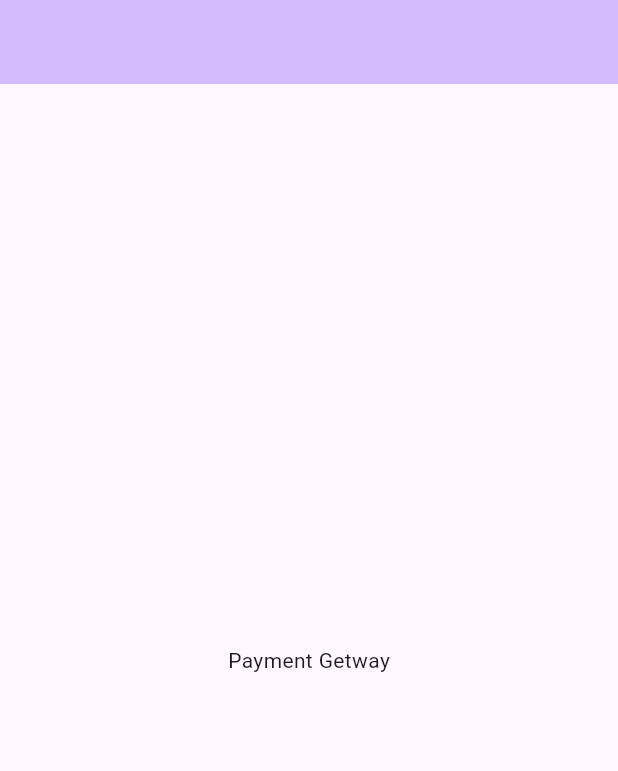
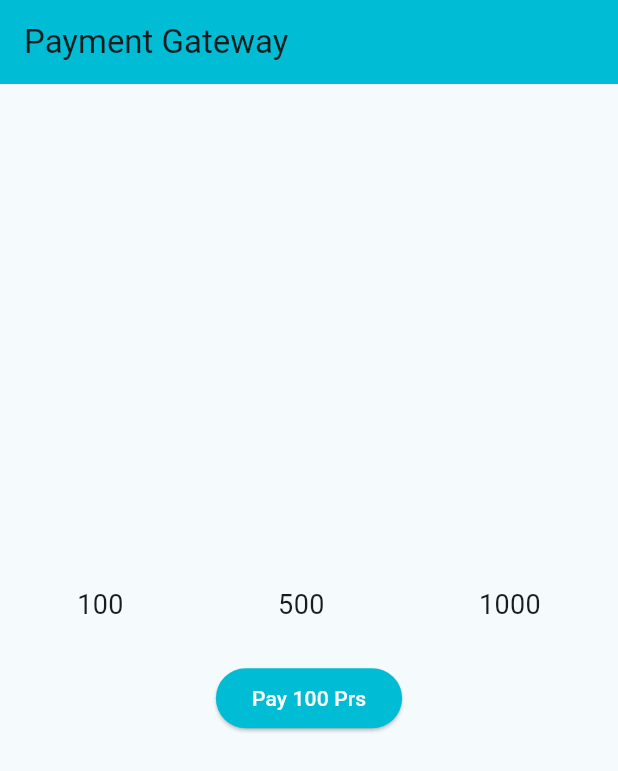
Before and after one commit to aminrazakhan07/Payment-Getway, a Flutter app: the screen it shows after launch, on a phone screen of 412 x 824 dp. Shown: the top 771 px of the screen. Run offline on Flutter 3.47's test engine with Material 3 defaults, Android fonts, the phone set to English and light mode, and no system bars; missing offline and left inert: razorpay_flutter.

Commit message:
paymentGetway

```diff
--- a/lib/home.dart
+++ b/lib/home.dart
@@ -1,32 +1,121 @@
+// ignore_for_file: sort_child_properties_last, prefer_const_constructors
+
 import 'package:flutter/material.dart';
+import 'package:razorpay_flutter/razorpay_flutter.dart';
 
-class MyHomePage extends StatefulWidget {
-  const MyHomePage({
-    super.key,
-  });
+class PaymentScreen extends StatefulWidget {
+  const PaymentScreen({super.key});
 
   @override
-  State<MyHomePage> createState() => _MyHomePageState();
+  _PaymentScreenState createState() => _PaymentScreenState();
 }
 
-class _MyHomePageState extends State<MyHomePage> {
-  int _counter = 0;
+class _PaymentScreenState extends State<PaymentScreen> {
+  final Razorpay _razorpay = Razorpay();
+  String selectedAmount = '100'; // Default selected amount
 
-  void _incrementCounter() {
-    setState(() {
-      _counter++;
-    });
+  @override
+  void initState() {
+    super.initState();
+    // Razorpay initialization
+    _razorpay.on(Razorpay.EVENT_PAYMENT_SUCCESS, _handlePaymentSuccess);
+    _razorpay.on(Razorpay.EVENT_PAYMENT_ERROR, _handlePaymentError);
+    _razorpay.on(Razorpay.EVENT_EXTERNAL_WALLET, _handleExternalWallet);
+  }
+
+  void _handlePaymentSuccess(PaymentSuccessResponse response) {
+    // Handle success payment response here
+    ScaffoldMessenger.of(context)
+        .showSnackBar(const SnackBar(content: Text("Payment Successful")));
+  }
+
+  void _handlePaymentError(PaymentFailureResponse response) {
+    // Handle payment failure response here
+    ScaffoldMessenger.of(context)
+        .showSnackBar(const SnackBar(content: Text("Payment Failed")));
+  }
+
+  void _handleExternalWallet(ExternalWalletResponse response) {
+    // Handle external wallet selection here
+    ScaffoldMessenger.of(context).showSnackBar(
+        const SnackBar(content: Text("External Wallet Selected")));
+  }
+
+  @override
+  void dispose() {
+    _razorpay.clear(); // Clear Razorpay instance when disposing
+    super.dispose();
   }
 
   @override
   Widget build(BuildContext context) {
     return Scaffold(
       appBar: AppBar(
-        backgroundColor: Theme.of(context).colorScheme.inversePrimary,
+        title: const Text('Payment Gateway'),
+        backgroundColor: Colors.cyan,
       ),
       body: Center(
-        child: Text('Payment Getway'),
-      ), // This trailing comma makes auto-formatting nicer for build methods.
+        child: Column(
+          mainAxisAlignment: MainAxisAlignment.center,
+          children: [
+            Row(
+              mainAxisAlignment: MainAxisAlignment.spaceAround,
+              children: [
+                // Selectable Text Widgets
+                GestureDetector(
+                  onTap: () {
+                    setState(() {
+                      selectedAmount = '100';
+                    });
+                  },
+                  child: const Text('100', style: TextStyle(fontSize: 18)),
+                ),
+                GestureDetector(
+                  onTap: () {
+                    setState(() {
+                      selectedAmount = '500';
+                    });
+                  },
+                  child: Text('500', style: TextStyle(fontSize: 18)),
+                ),
+                GestureDetector(
+                  onTap: () {
+                    setState(() {
+                      selectedAmount = '1000';
+                    });
+                  },
+                  child: const Text('1000', style: TextStyle(fontSize: 18)),
+                ),
+              ],
+            ),
+            Padding(
+              padding: const EdgeInsets.only(top: 25.0),
+              child: ElevatedButton(
+                onPressed: () {
+                  var options = {
+                    'key':
+                        'rzp_live_ILgsfZCZoFIKMb', // Replace with your Razorpay key
+                    'amount': int.parse(selectedAmount) *
+                        100, // Razorpay expects the amount in paise (100 paise = 1 INR)
+                    'name': 'Code Creft.',
+                    'description': 'Subscribe',
+                    'prefill': {
+                      'contact': '8888888888',
+                      'email': 'test@razorpay.com',
+                    }
+                  };
+                  _razorpay.open(options);
+                },
+                child: Text(
+                  'Pay $selectedAmount Prs',
+                  style: const TextStyle(color: Colors.white),
+                ),
+                style: ElevatedButton.styleFrom(backgroundColor: Colors.cyan),
+              ),
+            ),
+          ],
+        ),
+      ),
     );
   }
 }
--- a/lib/main.dart
+++ b/lib/main.dart
@@ -12,11 +12,12 @@ class MyApp extends StatelessWidget {
   @override
   Widget build(BuildContext context) {
     return MaterialApp(
+      debugShowCheckedModeBanner: false,
       theme: ThemeData(
-        colorScheme: ColorScheme.fromSeed(seedColor: Colors.deepPurple),
+        colorScheme: ColorScheme.fromSeed(seedColor: Colors.cyan),
         useMaterial3: true,
       ),
-      home: const MyHomePage(),
+      home: const PaymentScreen(),
     );
   }
 }
--- a/pubspec.yaml
+++ b/pubspec.yaml
@@ -35,6 +35,7 @@ dependencies:
   # The following adds the Cupertino Icons font to your application.
   # Use with the CupertinoIcons class for iOS style icons.
   cupertino_icons: ^1.0.8
+  razorpay_flutter: ^1.3.7
 
 dev_dependencies:
   flutter_test:
```
Also changed, not shown: pubspec.lock.
